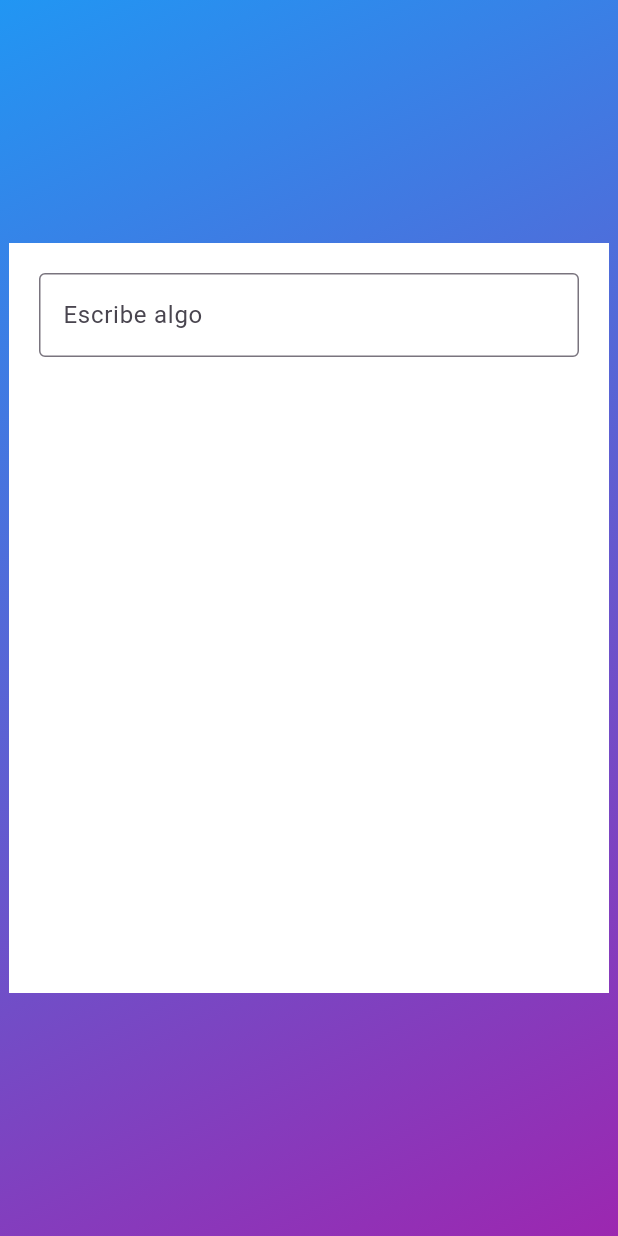
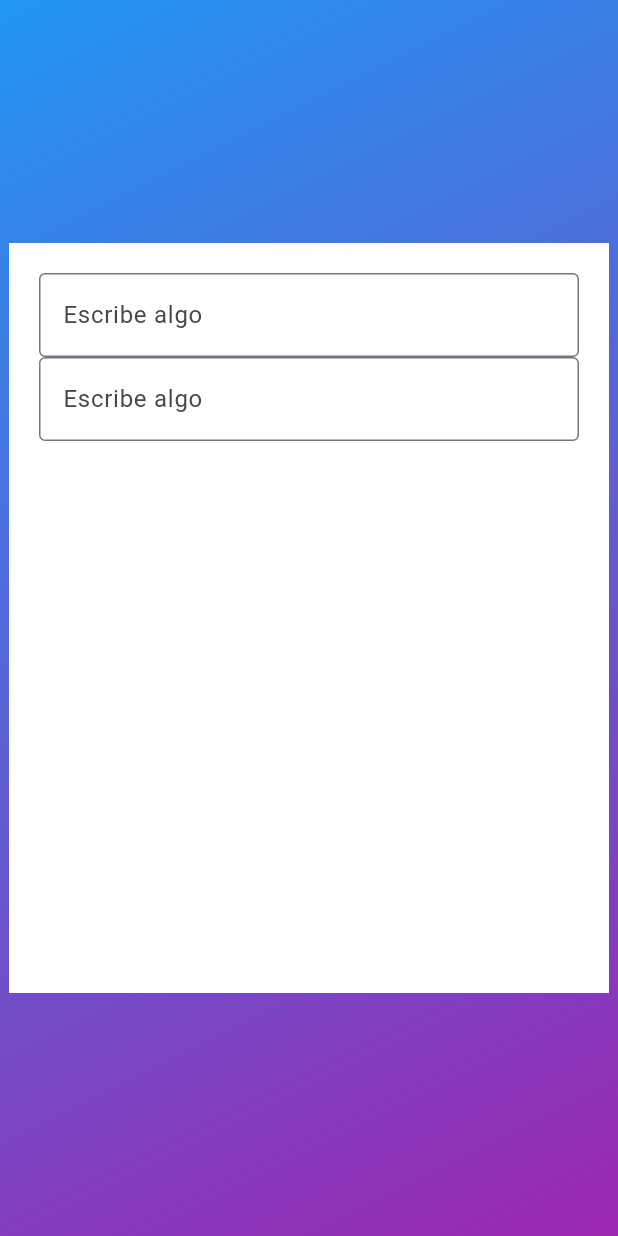
Before and after one commit to pcaliman2/Loginux, a Flutter app: the screen it shows after launch, on a phone screen of 412 x 824 dp. Run offline on Flutter 3.47's test engine with Material 3 defaults, Android fonts, the light colour scheme and no system bars.

Commit message:
Dos Imputs

```diff
--- a/lib/main.dart
+++ b/lib/main.dart
@@ -37,6 +37,14 @@ class MyApp extends StatelessWidget {
                 // Con este Column voy a poder ir agregando elementos
                 child: Column(
                   children: [
+                    // Primer input
+                    TextField(
+                      decoration: InputDecoration(
+                        labelText: "Escribe algo",
+                        border: OutlineInputBorder(),
+                      ),
+                    ),
+                    // Sugundo input
                     TextField(
                       decoration: InputDecoration(
                         labelText: "Escribe algo",
```
